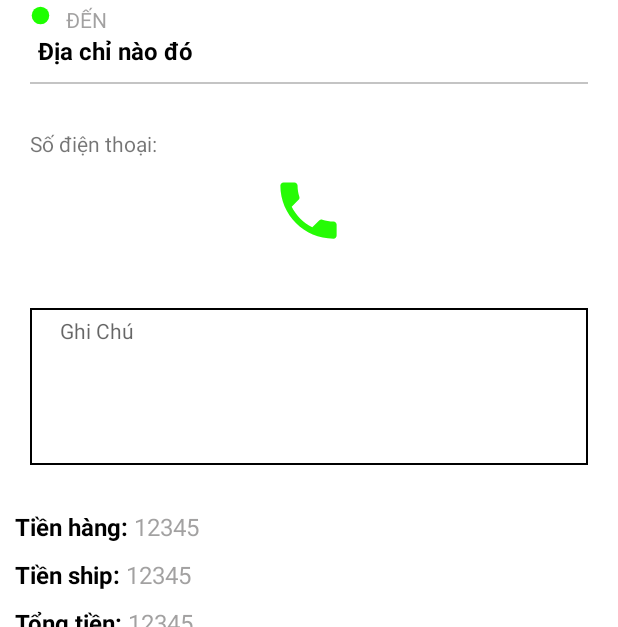
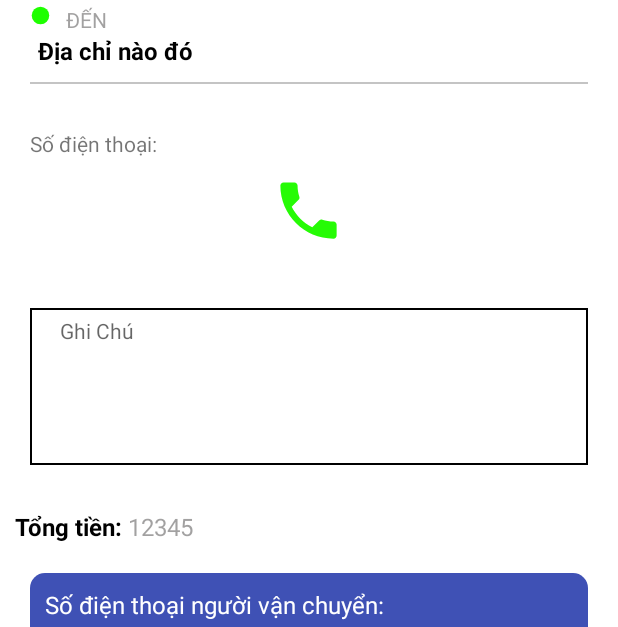
Before and after one commit to leuducanh/DoAn_LeuDucAnh, an Android app: the fragment CuaHang_ChiTietPheDuyetFragment shown on its own in the app's theme, on a phone screen of 412 x 824 dp, the part 609-1236 px from its top. Run offline under Robolectric (Android 15) with nearby library versions, the phone set to English and light mode, and no system bars; our stand-ins replace ButterKnife, EventBus; Roboto replaces fonts that are not available here; 1 statement that could not run was skipped.

Commit message:
sua  may

```diff
--- a/DoAn_DatDoAn/app/src/main/java/leu/doan_datdoan/fragment/cuahang/CuaHang_ChiTietPheDuyetFragment.java
+++ b/DoAn_DatDoAn/app/src/main/java/leu/doan_datdoan/fragment/cuahang/CuaHang_ChiTietPheDuyetFragment.java
@@ -59,9 +59,8 @@ import retrofit2.Response;
 public class CuaHang_ChiTietPheDuyetFragment extends Fragment implements OnMapReadyCallback {
     public static final String DONHANG_PHEDUYET = "Phê duyệt";
     public static final String DONHANG_CHOPHEDUYET = "Đang chờ phê duyệt";
-    public static final String DONHANG_DATIMDCSHIP = "Đã tìm được ship";
-    public static final String DONHANG_DANGSHIP = "Đang ship";
-    public static final String DONHANG_DAXONG = "Đã xong";
+    public static final String DONHANG_GIAOHANG = "Đang giao hàng";
+    public static final String DONHANG_HOANTHANH = "Đã xong";
 
     @BindView(R.id.ivtran_cuahang_chitietpheduyetfragment)
     ImageView ivTran;
@@ -77,28 +76,32 @@ public class CuaHang_ChiTietPheDuyetFragment extends Fragment implements OnMapRe
     ImageView ivGoiDien;
     @BindView(R.id.tvghichu_cuahang_chitietpheduyetfragment)
     TextView tvGhiChu;
-    @BindView(R.id.tvtienhang_cuahang_chitietpheduyetfragment)
-    TextView tvTienHang;
-    @BindView(R.id.tvtienvanchuyen_cuahang_chitietpheduyetfragment)
-    TextView tvTienVanChuyen;
+    //    @BindView(R.id.tvtienhang_cuahang_chitietpheduyetfragment)
+//    TextView tvTienHang;
+//    @BindView(R.id.tvtienvanchuyen_cuahang_chitietpheduyetfragment)
+//    TextView tvTienVanChuyen;
     @BindView(R.id.tvtongtien_cuahang_chitietpheduyetfragment)
     TextView tvTongTien;
     @BindView(R.id.btnpheduyet_cuahang_chitietpheduyetfragment)
     Button btnPheDuyet;
+    @BindView(R.id.btnhoanthanh_cuahang_chitietpheduyetfragment)
+    Button btnHoanThanh;
+    //    @BindView(R.id.btnbatdaugiao_cuahang_chitietpheduyetfragment)
+//    Button btnBatDauGiaoHang;
+//    @BindView(R.id.btn_tim_cuahang_chitietpheduyetfragment)
+//    Button btnTimShipper;
+//    @BindView(R.id.btnhuy_cuahang_chitietpheduyetfragment)
+//    Button btnHuyShip;
     @BindView(R.id.btnbatdaugiao_cuahang_chitietpheduyetfragment)
-    Button btnBatDauGiaoHang;
-    @BindView(R.id.btn_tim_cuahang_chitietpheduyetfragment)
-    Button btnTimShipper;
-    @BindView(R.id.btnhuy_cuahang_chitietpheduyetfragment)
-    Button btnHuyShip;
+    Button btnGiaoHang;
     @BindView(R.id.btnhuydon_cuahang_chitietpheduyetfragment)
     Button btnHuyDon;
     @BindView(R.id.rvhangdat_chitietpheduyetfragment)
     RecyclerView recyclerView;
     @BindView(R.id.nsvmain_cuahang_chitietpheduyetfragment)
     NestedScrollView nsv;
-    @BindView(R.id.tvbiensoxe_cuahang_chitietpheduyetfragment)
-    TextView tvBienSo;
+//    @BindView(R.id.tvbiensoxe_cuahang_chitietpheduyetfragment)
+//    TextView tvBienSo;
     @BindView(R.id.tvsdtvanchuyen_cuahang_chitietpheduyetfragment)
     TextView tvSdtVanChuyen;
     @BindView(R.id.ivgoidienvanchuyen_cuahang_chitietpheduyetfragment)
@@ -128,7 +131,7 @@ public class CuaHang_ChiTietPheDuyetFragment extends Fragment implements OnMapRe
     private static final int PERMISSIONS_REQUEST_PHONE = 123;
 
     @OnClick(R.id.ivgoidienvanchuyen_cuahang_chitietpheduyetfragment)
-    public void onClickGoiDienVanChuyen(){
+    public void onClickGoiDienVanChuyen() {
         if (ContextCompat.checkSelfPermission(this.getActivity().getApplicationContext(),
                 Manifest.permission.CALL_PHONE)
                 == PackageManager.PERMISSION_GRANTED) {
@@ -162,16 +165,17 @@ public class CuaHang_ChiTietPheDuyetFragment extends Fragment implements OnMapRe
     public void onClickPheDuyetDonHang() {
         ((CuaHangActivity) activity).showingDialog();
         donHang.setTrangThai(DONHANG_PHEDUYET);
-        RetrofitFactory.getInstance().createService(DonHangService.class).capNhapDonHang(donHang.getId(),donHang ).enqueue(new Callback<ResponseBody>() {
+        RetrofitFactory.getInstance().createService(DonHangService.class).capNhapDonHang(donHang.getId(), donHang).enqueue(new Callback<ResponseBody>() {
             @Override
             public void onResponse(Call<ResponseBody> call, Response<ResponseBody> response) {
                 if (response.isSuccessful()) {
 
                     btnPheDuyet.setVisibility(View.GONE);
                     btnHuyDon.setVisibility(View.GONE);
-                    btnBatDauGiaoHang.setVisibility(View.GONE);
-                    btnHuyShip.setVisibility(View.GONE);
-                    btnTimShipper.setVisibility(View.VISIBLE);
+//                    btnBatDauGiaoHang.setVisibility(View.GONE);
+//                    btnHuyShip.setVisibility(View.GONE);
+//                    btnTimShipper.setVisibility(View.VISIBLE);
+                    btnGiaoHang.setVisibility(View.VISIBLE);
 
                     ((CuaHangActivity) activity).dismissingDialog();
                 } else {
@@ -272,49 +276,61 @@ public class CuaHang_ChiTietPheDuyetFragment extends Fragment implements OnMapRe
         tvSdt.setText(donHang.getSdt());
         tvTenCuaHang.setText(cuaHang.getTen());
 
-        tvTienHang.setText(Util.formatConcurrency(donHang.getGiaHang()) + " đ");
-        tvTienVanChuyen.setText(Util.formatConcurrency(donHang.getGiaVanChuyen()) + " đ");
+//        tvTienHang.setText(Util.formatConcurrency(donHang.getGiaHang()) + " đ");
+//        tvTienVanChuyen.setText(Util.formatConcurrency(donHang.getGiaVanChuyen()) + " đ");
         tvTongTien.setText(Util.formatConcurrency(donHang.getGiaHang() + donHang.getGiaVanChuyen()) + " đ");
 
         if (donHang.getTrangThai().equals(DONHANG_CHOPHEDUYET)) {
             setViewChoPheDuyet();
         } else if (donHang.getTrangThai().equals(DONHANG_PHEDUYET)) {
-            setViewChoPheDuyet();
-        } else if (donHang.getTrangThai().equals(DONHANG_DATIMDCSHIP)){
-            setViewTimDuocShiper();
-        } else if (donHang.getTrangThai().equals(DONHANG_DANGSHIP)){
-            setViewShipLayHang();
+            setViewPheDuyet();
+        } else if (donHang.getTrangThai().equals(DONHANG_GIAOHANG)) {
+            setViewChuanBiShip();
+        } else if (donHang.getTrangThai().equals(DONHANG_HOANTHANH)) {
+            setViewDaXong();
         }
 
         EventBus.getDefault().removeStickyEvent(cuaHang_onClickChiTietPheDuyetMatHang);
     }
 
-    public void setGoneTatCaCacView(){
-        btnBatDauGiaoHang.setVisibility(View.GONE);
-        btnHuyShip.setVisibility(View.GONE);
-        btnTimShipper.setVisibility(View.GONE);
+    public void setGoneTatCaCacView() {
+//        btnBatDauGiaoHang.setVisibility(View.GONE);
+//        btnHuyShip.setVisibility(View.GONE);
+//        btnTimShipper.setVisibility(View.GONE);
         btnPheDuyet.setVisibility(View.GONE);
         btnHuyDon.setVisibility(View.GONE);
+        btnGiaoHang.setVisibility(View.GONE);
+        btnHoanThanh.setVisibility(View.GONE);
         rl3.setVisibility(View.GONE);
     }
 
-    public void setViewChoPheDuyet(){
-      setGoneTatCaCacView();
+    public void setViewChoPheDuyet() {
+        setGoneTatCaCacView();
         btnPheDuyet.setVisibility(View.VISIBLE);
         btnHuyDon.setVisibility(View.VISIBLE);
     }
-    public void setViewPheDuyet(){
+
+    public void setViewPheDuyet() {
         setGoneTatCaCacView();
-        btnTimShipper.setVisibility(View.VISIBLE);
+//        btnTimShipper.setVisibility(View.VISIBLE);
+        btnGiaoHang.setVisibility(View.VISIBLE);
     }
-    public void setViewTimDuocShiper(){
+
+    public void setViewChuanBiShip() {
         setGoneTatCaCacView();
-        btnBatDauGiaoHang.setVisibility(View.VISIBLE);
-        btnHuyShip.setVisibility(View.VISIBLE);
+//        btnBatDauGiaoHang.setVisibility(View.VISIBLE);
+//        btnHuyShip.setVisibility(View.VISIBLE);
+        rl3.setVisibility(View.VISIBLE);
+        btnHoanThanh.setVisibility(View.VISIBLE);
     }
-    public void setViewShipLayHang(){
+
+    public void setViewDaXong() {
         setGoneTatCaCacView();
+        rl3.setVisibility(View.VISIBLE);
     }
+//    public void setViewShipLayHang(){
+//        setGoneTatCaCacView();
+//    }
 
     private void updateCamera() {
 
--- a/DoAn_DatDoAn/app/src/main/java/leu/doan_datdoan/fragment/cuahang/CuaHang_TrangChuFragment.java
+++ b/DoAn_DatDoAn/app/src/main/java/leu/doan_datdoan/fragment/cuahang/CuaHang_TrangChuFragment.java
@@ -40,6 +40,8 @@ public class CuaHang_TrangChuFragment extends Fragment {
     private Activity activity;
     private List<DonHang> donHangs;
     private List<DonHang> donHangPheDuyetList;
+    private List<DonHang> donHangDangShipList;
+    private List<DonHang> donHangHuyList;
     private List<DonHang> donHangLichSuList;
 
     public void setActivity(Activity activity) {
@@ -56,15 +58,12 @@ public class CuaHang_TrangChuFragment extends Fragment {
         cuaHang = (CuaHang) getArguments().getSerializable(CuaHangActivity.KEY_BUNDLE_CUAHANG);
         ((CuaHangActivity)activity).showingDialog();
 
-
-
         setupUI(v);
         return v;
     }
 
     private void setupUI(View v) {
         ButterKnife.bind(this, v);
-
 
         viewPager.addOnPageChangeListener(new ViewPager.OnPageChangeListener() {
             private int currentPagePosition = 0;
--- a/DoAn_DatDoAn/app/src/main/java/leu/doan_datdoan/fragment/khachhang/KhachHang_XacNhanDatHangFragment.java
+++ b/DoAn_DatDoAn/app/src/main/java/leu/doan_datdoan/fragment/khachhang/KhachHang_XacNhanDatHangFragment.java
@@ -197,7 +197,7 @@ public class KhachHang_XacNhanDatHangFragment extends Fragment implements Google
             donHang.setDiaChi(tvDiaChiNguoiDat.getText().toString());
             donHang.setGhiChu(edGhiChu.getText().toString());
             donHang.setGiaHang(giaHang);
-            donHang.setGiaVanChuyen(tienShipper);
+            donHang.setGiaVanChuyen(0);
             donHang.setLat(myLocation.getLatitude());
             donHang.setLng(myLocation.getLongitude());
             donHang.setTenNguoiDat(edTenNguoiDat.getText().toString());
--- a/DoAn_DatDoAn/app/src/main/res/layout/fragment_cua_hang_chi_tiet_phe_duyet.xml
+++ b/DoAn_DatDoAn/app/src/main/res/layout/fragment_cua_hang_chi_tiet_phe_duyet.xml
@@ -191,55 +191,55 @@
                     android:textSize="14sp" />
             </ScrollView>
 
-            <TextView
-                android:id="@+id/tv1_cuahang_chitietpheduyetfragment"
-                android:layout_width="wrap_content"
-                android:layout_height="wrap_content"
-                android:layout_below="@id/sv_cuahang_chitietpheduyetfragment"
-                android:layout_marginStart="10dp"
-                android:layout_marginTop="10dp"
-                android:text="Tiền hàng: "
-                android:textColor="#000"
-                android:textSize="16sp"
-                android:textStyle="bold" />
+            <!--<TextView-->
+                <!--android:id="@+id/tv1_cuahang_chitietpheduyetfragment"-->
+                <!--android:layout_width="wrap_content"-->
+                <!--android:layout_height="wrap_content"-->
+                <!--android:layout_below="@id/sv_cuahang_chitietpheduyetfragment"-->
+                <!--android:layout_marginStart="10dp"-->
+                <!--android:layout_marginTop="10dp"-->
+                <!--android:text="Tiền hàng: "-->
+                <!--android:textColor="#000"-->
+                <!--android:textSize="16sp"-->
+                <!--android:textStyle="bold" />-->
 
-            <TextView
-                android:id="@+id/tvtienhang_cuahang_chitietpheduyetfragment"
-                android:layout_width="wrap_content"
-                android:layout_height="wrap_content"
-                android:layout_alignTop="@+id/tv1_cuahang_chitietpheduyetfragment"
-                android:layout_toRightOf="@+id/tv1_cuahang_chitietpheduyetfragment"
-                android:text="12345"
-                android:textColor="#8a545252"
-                android:textSize="16sp" />
+            <!--<TextView-->
+                <!--android:id="@+id/tvtienhang_cuahang_chitietpheduyetfragment"-->
+                <!--android:layout_width="wrap_content"-->
+                <!--android:layout_height="wrap_content"-->
+                <!--android:layout_alignTop="@+id/tv1_cuahang_chitietpheduyetfragment"-->
+                <!--android:layout_toRightOf="@+id/tv1_cuahang_chitietpheduyetfragment"-->
+                <!--android:text="12345"-->
+                <!--android:textColor="#8a545252"-->
+                <!--android:textSize="16sp" />-->
 
-            <TextView
-                android:id="@+id/tv2_cuahang_chitietpheduyetfragment"
-                android:layout_width="wrap_content"
-                android:layout_height="wrap_content"
-                android:layout_below="@id/tv1_cuahang_chitietpheduyetfragment"
-                android:layout_marginStart="10dp"
-                android:layout_marginTop="10dp"
-                android:text="Tiền ship: "
-                android:textColor="#000"
-                android:textSize="16sp"
-                android:textStyle="bold" />
+            <!--<TextView-->
+                <!--android:id="@+id/tv2_cuahang_chitietpheduyetfragment"-->
+                <!--android:layout_width="wrap_content"-->
+                <!--android:layout_height="wrap_content"-->
+                <!--android:layout_below="@id/tv1_cuahang_chitietpheduyetfragment"-->
+                <!--android:layout_marginStart="10dp"-->
+                <!--android:layout_marginTop="10dp"-->
+                <!--android:text="Tiền ship: "-->
+                <!--android:textColor="#000"-->
+                <!--android:textSize="16sp"-->
+                <!--android:textStyle="bold" />-->
 
-            <TextView
-                android:id="@+id/tvtienvanchuyen_cuahang_chitietpheduyetfragment"
-                android:layout_width="wrap_content"
-                android:layout_height="wrap_content"
-                android:layout_alignTop="@+id/tv2_cuahang_chitietpheduyetfragment"
-                android:layout_toRightOf="@+id/tv2_cuahang_chitietpheduyetfragment"
-                android:text="12345"
-                android:textColor="#8a545252"
-                android:textSize="16sp" />
+            <!--<TextView-->
+                <!--android:id="@+id/tvtienvanchuyen_cuahang_chitietpheduyetfragment"-->
+                <!--android:layout_width="wrap_content"-->
+                <!--android:layout_height="wrap_content"-->
+                <!--android:layout_alignTop="@+id/tv2_cuahang_chitietpheduyetfragment"-->
+                <!--android:layout_toRightOf="@+id/tv2_cuahang_chitietpheduyetfragment"-->
+                <!--android:text="12345"-->
+                <!--android:textColor="#8a545252"-->
+                <!--android:textSize="16sp" />-->
 
             <TextView
                 android:id="@+id/tv3_cuahang_chitietpheduyetfragment"
                 android:layout_width="wrap_content"
                 android:layout_height="wrap_content"
-                android:layout_below="@id/tv2_cuahang_chitietpheduyetfragment"
+                android:layout_below="@id/sv_cuahang_chitietpheduyetfragment"
                 android:layout_marginStart="10dp"
                 android:layout_marginTop="10dp"
                 android:text="Tổng tiền: "
@@ -266,27 +266,26 @@
                 android:layout_width="match_parent"
                 android:layout_height="wrap_content">
 
-                <TextView
-                    android:text="Biển số xe: "
-                    android:textColor="#ffffff"
-                    android:textSize="16sp"
-                    android:id="@+id/tv4_cuahang_chitietpheduyetfragment"
-                    android:layout_width="wrap_content"
-                    android:layout_height="wrap_content"
-                    android:layout_alignParentStart="true" />
-                <TextView
-                    android:textColor="#ffffff"
-                    android:textSize="16sp"
-                    android:layout_alignTop="@id/tv4_cuahang_chitietpheduyetfragment"
-                    android:layout_toRightOf="@id/tv4_cuahang_chitietpheduyetfragment"
-                    android:id="@+id/tvbiensoxe_cuahang_chitietpheduyetfragment"
-                    android:layout_width="wrap_content"
-                    android:layout_height="wrap_content"
-                    android:layout_alignParentStart="true" />
+                <!--<TextView-->
+                    <!--android:text="Biển số xe: "-->
+                    <!--android:textColor="#ffffff"-->
+                    <!--android:textSize="16sp"-->
+                    <!--android:id="@+id/tv4_cuahang_chitietpheduyetfragment"-->
+                    <!--android:layout_width="wrap_content"-->
+                    <!--android:layout_height="wrap_content"-->
+                    <!--android:layout_alignParentStart="true" />-->
+                <!--<TextView-->
+                    <!--android:textColor="#ffffff"-->
+                    <!--android:textSize="16sp"-->
+                    <!--android:layout_alignTop="@id/tv4_cuahang_chitietpheduyetfragment"-->
+                    <!--android:layout_toRightOf="@id/tv4_cuahang_chitietpheduyetfragment"-->
+                    <!--android:id="@+id/tvbiensoxe_cuahang_chitietpheduyetfragment"-->
+                    <!--android:layout_width="wrap_content"-->
+                    <!--android:layout_height="wrap_content"-->
+                    <!--android:layout_alignParentStart="true" />-->
 
                 <TextView
-                    android:layout_marginTop="30dp"
-                    android:text="Số điện thoại: "
+                    android:text="Số điện thoại người vận chuyển: "
                     android:textColor="#ffffff"
                     android:textSize="16sp"
                     android:id="@+id/tv5_cuahang_chitietpheduyetfragment"
@@ -296,12 +295,12 @@
                 <TextView
                     android:textColor="#ffffff"
                     android:textSize="16sp"
-                    android:layout_alignTop="@id/tv5_cuahang_chitietpheduyetfragment"
-                    android:layout_toRightOf="@id/tv5_cuahang_chitietpheduyetfragment"
+                    android:layout_marginTop="5dp"
+                    android:layout_marginLeft="10dp"
+                    android:layout_below="@+id/tv5_cuahang_chitietpheduyetfragment"
                     android:id="@+id/tvsdtvanchuyen_cuahang_chitietpheduyetfragment"
                     android:layout_width="wrap_content"
-                    android:layout_height="wrap_content"
-                    android:layout_alignParentStart="true" />
+                    android:layout_height="wrap_content" />
                 <ImageView
                     android:id="@+id/ivgoidienvanchuyen_cuahang_chitietpheduyetfragment"
                     android:layout_width="50dp"
@@ -348,8 +347,22 @@
                     android:textColor="#fff"
                     android:textSize="14sp" />
 
+                <!--<Button-->
+                    <!--android:id="@+id/btn_tim_cuahang_chitietpheduyetfragment"-->
+                    <!--android:layout_width="wrap_content"-->
+                    <!--android:layout_height="0dp"-->
+                    <!--android:layout_marginTop="10dp"-->
+                    <!--android:layout_weight="1"-->
+                    <!--android:background="@drawable/ripple_button"-->
+                    <!--android:gravity="center"-->
+                    <!--android:padding="20dp"-->
+                    <!--android:text="Tìm ship"-->
+                    <!--android:textColor="#fff"-->
+                    <!--android:textSize="14sp" />-->
+
                 <Button
-                    android:id="@+id/btn_tim_cuahang_chitietpheduyetfragment"
+                    android:visibility="gone"
+                    android:id="@+id/btnhoanthanh_cuahang_chitietpheduyetfragment"
                     android:layout_width="wrap_content"
                     android:layout_height="0dp"
                     android:layout_marginTop="10dp"
@@ -357,12 +370,13 @@
                     android:background="@drawable/ripple_button"
                     android:gravity="center"
                     android:padding="20dp"
-                    android:text="Tìm ship"
+                    android:text="Hoàn thành"
                     android:textColor="#fff"
                     android:textSize="14sp" />
 
                 <Button
-                    android:id="@+id/btnhuy_cuahang_chitietpheduyetfragment"
+                    android:id="@+id/btnbatdaugiao_cuahang_chitietpheduyetfragment"
+                    android:visibility="gone"
                     android:layout_width="wrap_content"
                     android:layout_height="0dp"
                     android:layout_marginTop="10dp"
@@ -370,21 +384,7 @@
                     android:background="@drawable/ripple_button"
                     android:gravity="center"
                     android:padding="20dp"
-                    android:text="Hủy ship"
-                    android:textColor="#fff"
-                    android:textSize="14sp" />
-
-                <Button
-                    android:id="@+id/btnbatdaugiao_cuahang_chitietpheduyetfragment"
-
-                    android:layout_width="wrap_content"
-                    android:layout_height="0dp"
-                    android:layout_marginTop="10dp"
-                    android:layout_weight="1"
-                    android:background="@drawable/ripple_button"
-                    android:gravity="center"
-                    android:padding="20dp"
-                    android:text="Đã giao cho ship"
+                    android:text="Giao cho ship"
                     android:textColor="#fff"
                     android:textSize="14sp" />
             </LinearLayout>
--- a/DoAn_DatDoAn/app/src/main/res/layout/item_overview_rv.xml
+++ b/DoAn_DatDoAn/app/src/main/res/layout/item_overview_rv.xml
@@ -23,6 +23,7 @@
         android:layout_height="wrap_content" />
 
     <TextView
+        android:textSize="8sp"
         android:id="@+id/tvtien_piechart"
         android:layout_marginEnd="30dp"
         android:layout_alignTop="@+id/tvloaihang_piechart"
--- a/DoAn_DatDoAn/app/src/main/res/layout/marker_view.xml
+++ b/DoAn_DatDoAn/app/src/main/res/layout/marker_view.xml
@@ -10,7 +10,7 @@
         android:layout_width="wrap_content"
         android:layout_height="wrap_content"
         android:layout_centerHorizontal="true"
-        android:text="a"
+        android:text="aaaaaaaaaaaaaaaaaaaaaaaaaaaaaaaaaaaaaa"
         android:textSize="12dp"
         android:textColor="@android:color/black"
         android:ellipsize="end"
```
Also changed, not shown: DoAn_DatDoAn/app/src/main/java/leu/doan_datdoan/adapters/cuahang/OverviewRvAdapter.java (+5 -3 lines), DoAn_DatDoAn/app/src/main/java/leu/doan_datdoan/fragment/cuahang/Overview.java (+108 -20 lines), DoAn_DatDoAn/app/src/main/java/leu/doan_datdoan/model/DonHang.java (+34 -13 lines), DoAn_DatDoAn/app/src/main/java/leu/doan_datdoan/utils/LabelFormatter.java (added, +23 -0 lines), DoAn_DatDoAn/app/src/main/res/layout/fragment_overview.xml (+15 -2 lines).
